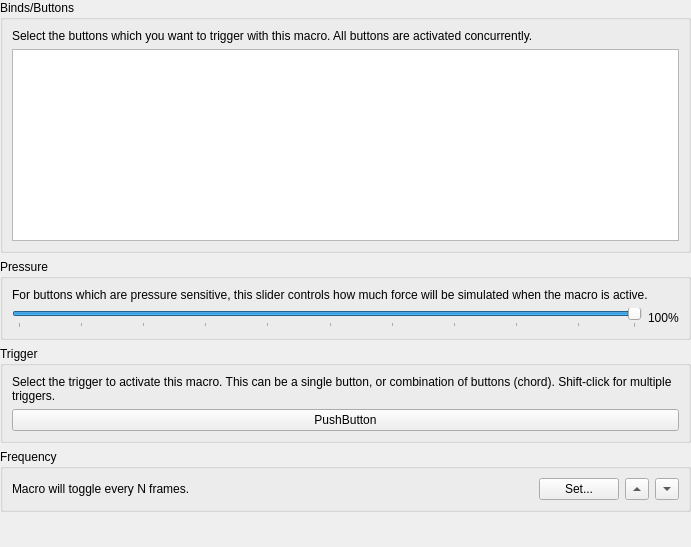
Before: the Qt Designer form pcsx2-qt/Settings/ControllerMacroEditWidget.ui in PCSX2/pcsx2, drawn with Qt 5.
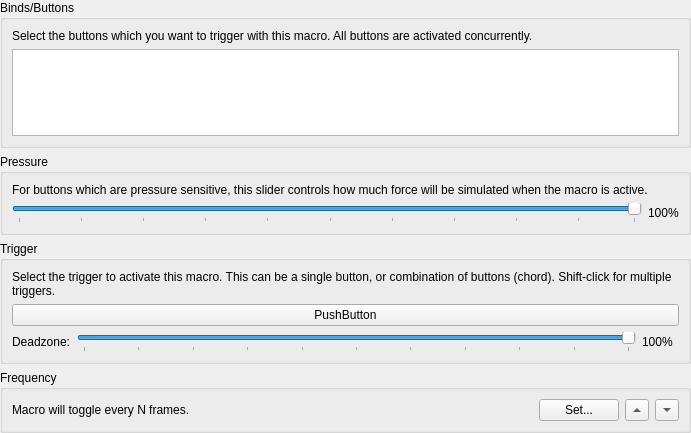
After: the same form once the commit is applied. Custom widgets are drawn as their Qt base class.

Commit message: Pad: Add deadzone for macro triggers

What changed in the file:
```diff
--- a/pcsx2-qt/Settings/ControllerMacroEditWidget.ui
+++ b/pcsx2-qt/Settings/ControllerMacroEditWidget.ui
@@ -7,7 +7,7 @@
     <x>0</x>
     <y>0</y>
     <width>691</width>
-    <height>547</height>
+    <height>433</height>
    </rect>
   </property>
   <property name="windowTitle">
@@ -83,6 +83,9 @@
           <property name="tickPosition">
            <enum>QSlider::TicksBelow</enum>
           </property>
+          <property name="tickInterval">
+           <number>10</number>
+          </property>
          </widget>
         </item>
         <item>
@@ -123,6 +126,46 @@
         </property>
        </widget>
       </item>
+      <item row="2" column="0">
+       <layout class="QHBoxLayout" name="deadzoneLayout" stretch="0,1,0">
+        <item>
+         <widget class="QLabel" name="label_4">
+          <property name="text">
+           <string>Deadzone:</string>
+          </property>
+         </widget>
+        </item>
+        <item>
+         <widget class="QSlider" name="deadzone">
+          <property name="minimum">
+           <number>0</number>
+          </property>
+          <property name="maximum">
+           <number>100</number>
+          </property>
+          <property name="value">
+           <number>100</number>
+          </property>
+          <property name="orientation">
+           <enum>Qt::Horizontal</enum>
+          </property>
+          <property name="tickPosition">
+           <enum>QSlider::TicksBelow</enum>
+          </property>
+          <property name="tickInterval">
+           <number>10</number>
+          </property>
+         </widget>
+        </item>
+        <item>
+         <widget class="QLabel" name="deadzoneValue">
+          <property name="text">
+           <string>100%</string>
+          </property>
+         </widget>
+        </item>
+       </layout>
+      </item>
      </layout>
     </widget>
    </item>
```
The commit also changes 5 other files.
